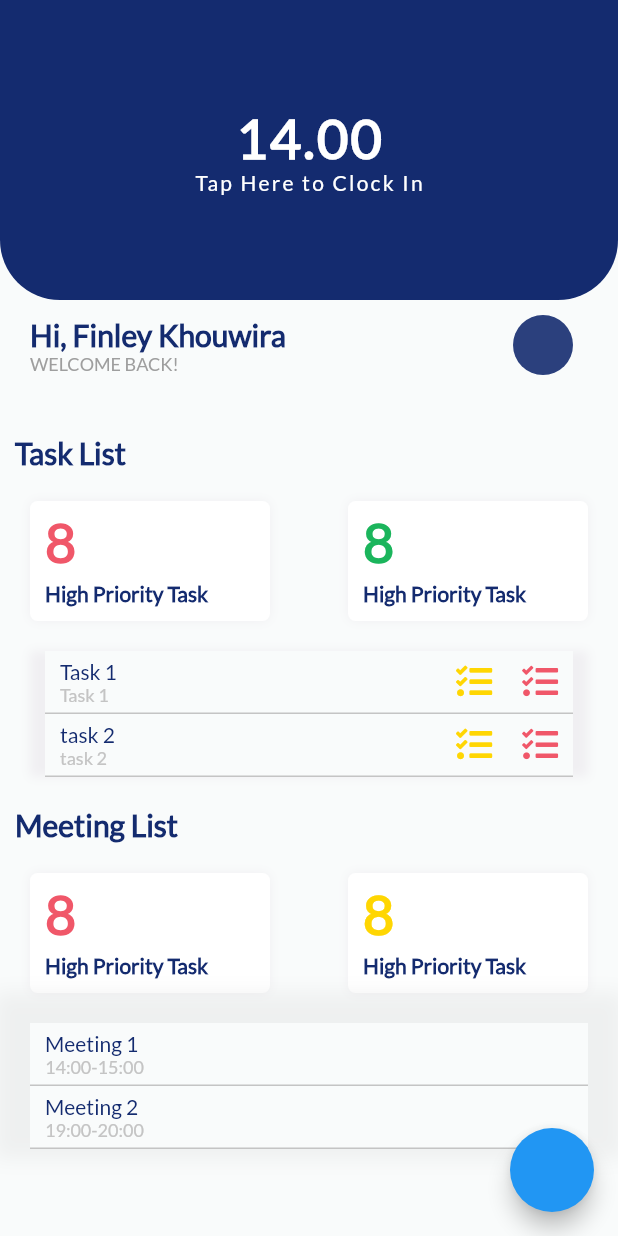
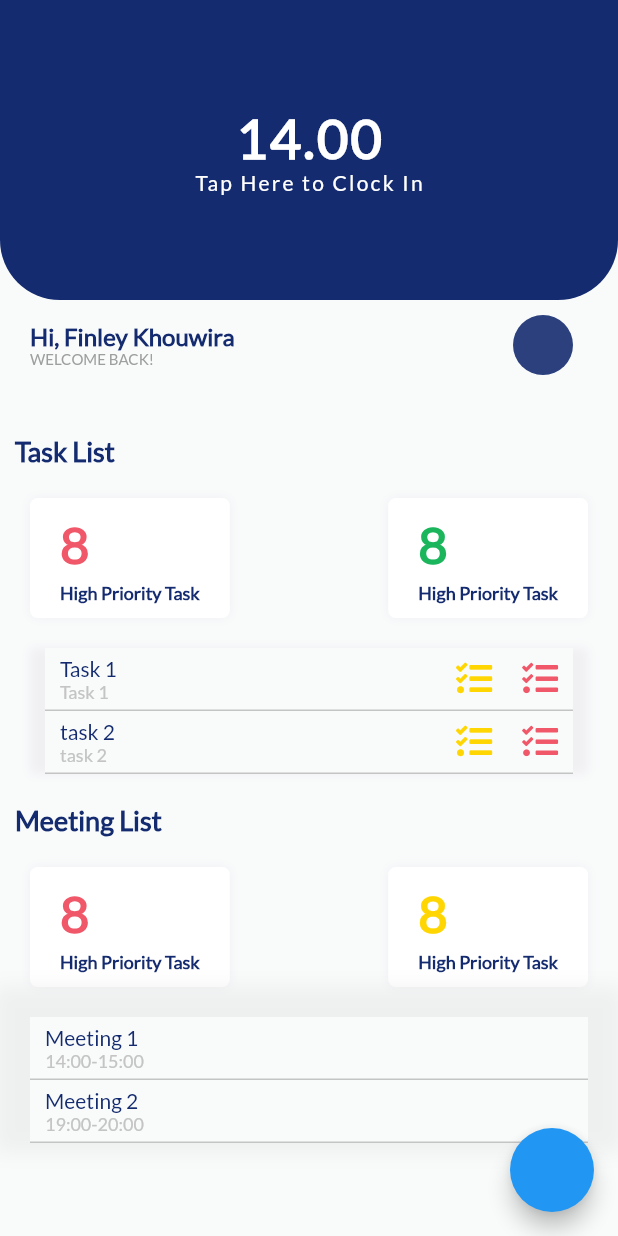
Before and after one commit to DanielAgustian/zukses_flutter, a Flutter app: the HomeScreen screen opened directly, on a phone screen of 412 x 824 dp. Run offline on Flutter 3.47's test engine with Material 2 defaults, Android fonts, the phone set to English and light mode, and no system bars; our stand-ins replace device_preview, flutter_calendar_carousel, font_awesome_flutter, google_fonts, image_picker, shared_preferences and 1 more; missing offline and left inert: week_of_year; accounts and stored records are empty.

Commit message:
add responsiveness add home

```diff
--- /dev/null
+++ b/lib/component/home/box-home.dart
@@ -0,0 +1,56 @@
+import 'package:flutter/cupertino.dart';
+import 'package:flutter/material.dart';
+import 'package:zukses_app_1/constant/constant.dart';
+
+class BoxHome extends StatelessWidget {
+  const BoxHome(
+      {Key key,
+      this.title,
+      this.total,
+      this.numberColor,
+      this.fontSize = 36})
+      : super(key: key);
+
+  final String title;
+  final int total;
+  final Color numberColor;
+  final double fontSize;
+
+  @override
+  Widget build(BuildContext context) {
+    return Container(
+      padding: EdgeInsets.symmetric(horizontal: 20, vertical: 10),
+      decoration: BoxDecoration(
+          color: Colors.white,
+          borderRadius: BorderRadius.circular(5),
+          boxShadow: [
+            BoxShadow(
+              color: colorNeutral150,
+              blurRadius: 5,
+            )
+          ]),
+      child: Column(
+        crossAxisAlignment: CrossAxisAlignment.start,
+        children: [
+          Text(
+            "8",
+            style: TextStyle(
+                color: numberColor,
+                fontSize: fontSize,
+                fontWeight: FontWeight.bold,
+                letterSpacing: 0),
+          ),
+          SizedBox(height: 5),
+          Text(
+            "High Priority Task",
+            style: TextStyle(
+                color: colorPrimary,
+                fontSize: fontSize - 22,
+                fontWeight: FontWeight.bold,
+                letterSpacing: 0),
+          ),
+        ],
+      ),
+    );
+  }
+}
--- a/lib/tab/screen_attendance.dart
+++ b/lib/tab/screen_attendance.dart
@@ -74,7 +74,6 @@ class _AttendanceScreen extends State<AttendanceScreen> {
   @override
   Widget build(BuildContext context) {
     Size size = MediaQuery.of(context).size;
-    print("SIZE ${size.height}");
     return Scaffold(
         backgroundColor: colorBackground,
         appBar: AppBar(
--- a/lib/tab/screen_home.dart
+++ b/lib/tab/screen_home.dart
@@ -1,4 +1,5 @@
 import 'package:flutter/material.dart';
+import 'package:zukses_app_1/component/home/box-home.dart';
 import 'package:zukses_app_1/component/home/listviewbox.dart';
 import 'package:zukses_app_1/constant/constant.dart';
 import 'package:zukses_app_1/punch-system/camera-instruction.dart';
@@ -38,6 +39,7 @@ class _HomeScreenState extends State<HomeScreen> {
   }
 
   Widget build(BuildContext context) {
+    Size size = MediaQuery.of(context).size;
     return Scaffold(
       backgroundColor: colorBackground,
       body: SingleChildScrollView(
@@ -101,7 +103,7 @@ class _HomeScreenState extends State<HomeScreen> {
                           style: GoogleFonts.lato(
                               textStyle: TextStyle(
                                   color: colorPrimary, letterSpacing: 0),
-                              fontSize: 20,
+                              fontSize: size.width <= 569 ? 16 : 20,
                               fontWeight: FontWeight.bold),
                         ),
                         Align(
@@ -111,7 +113,7 @@ class _HomeScreenState extends State<HomeScreen> {
                               style: GoogleFonts.lato(
                                 textStyle: TextStyle(
                                     color: Colors.grey, letterSpacing: 0),
-                                fontSize: 12,
+                                fontSize: size.width <= 569 ? 10 : 12,
                               ),
                             )),
                       ],
@@ -140,7 +142,7 @@ class _HomeScreenState extends State<HomeScreen> {
                 "Task List",
                 style: GoogleFonts.lato(
                     textStyle: TextStyle(color: colorPrimary, letterSpacing: 0),
-                    fontSize: 20,
+                    fontSize: size.width <= 569 ? 18 : 20,
                     fontWeight: FontWeight.bold),
               ),
             ),
@@ -157,12 +159,13 @@ class _HomeScreenState extends State<HomeScreen> {
                     title: "High Priority Task",
                     total: 8,
                     numberColor: colorSecondaryRed,
+                    fontSize: size.width <= 569 ? 34 : 36,
                   ),
                   BoxHome(
                       title: "Low Priority Task",
                       total: 8,
                       numberColor: colorClear,
-                  ),
+                      fontSize: size.width <= 569 ? 34 : 36),
                 ],
               )),
           Container(
@@ -194,7 +197,7 @@ class _HomeScreenState extends State<HomeScreen> {
                 "Meeting List",
                 style: GoogleFonts.lato(
                     textStyle: TextStyle(color: colorPrimary, letterSpacing: 0),
-                    fontSize: 20,
+                    fontSize: size.width <= 569 ? 18 : 20,
                     fontWeight: FontWeight.bold),
               ),
             ),
@@ -211,12 +214,12 @@ class _HomeScreenState extends State<HomeScreen> {
                       title: "Meeting Schedule",
                       total: 3,
                       numberColor: colorSecondaryRed,
-                  ),
+                      fontSize: size.width <= 569 ? 34 : 36),
                   BoxHome(
                       title: "Meeting Request",
                       total: 11,
                       numberColor: colorSecondaryYellow,
-                  ),
+                      fontSize: size.width <= 569 ? 34 : 36),
                 ],
               )),
           Container(
@@ -353,57 +356,3 @@ class PopUp extends StatelessWidget {
     );
   }
 }
-
-class BoxHome extends StatelessWidget {
-  const BoxHome({
-    Key key,
-    this.title,
-    this.total,
-    this.numberColor,
-  }) : super(key: key);
-
-  final String title;
-  final int total;
-  final Color numberColor;
-
-  @override
-  Widget build(BuildContext context) {
-    return Container(
-      width: 160,
-      height: 80,
-      decoration: BoxDecoration(
-          color: Colors.white,
-          borderRadius: BorderRadius.circular(5),
-          boxShadow: [
-            BoxShadow(
-              color: colorNeutral150,
-              blurRadius: 5,
-            )
-          ]),
-      child: Padding(
-          padding: EdgeInsets.fromLTRB(10, 5, 10, 0),
-          child: Column(
-            crossAxisAlignment: CrossAxisAlignment.start,
-            children: [
-              Text(
-                "8",
-                style: TextStyle(
-                    color: numberColor,
-                    fontSize: 36,
-                    fontWeight: FontWeight.bold,
-                    letterSpacing: 0),
-              ),
-              SizedBox(height: 5),
-              Text(
-                "High Priority Task",
-                style: TextStyle(
-                    color: colorPrimary,
-                    fontSize: 14,
-                    fontWeight: FontWeight.bold,
-                    letterSpacing: 0),
-              ),
-            ],
-          )),
-    );
-  }
-}
```
Lines whose indentation alone changed are shown as unchanged.
